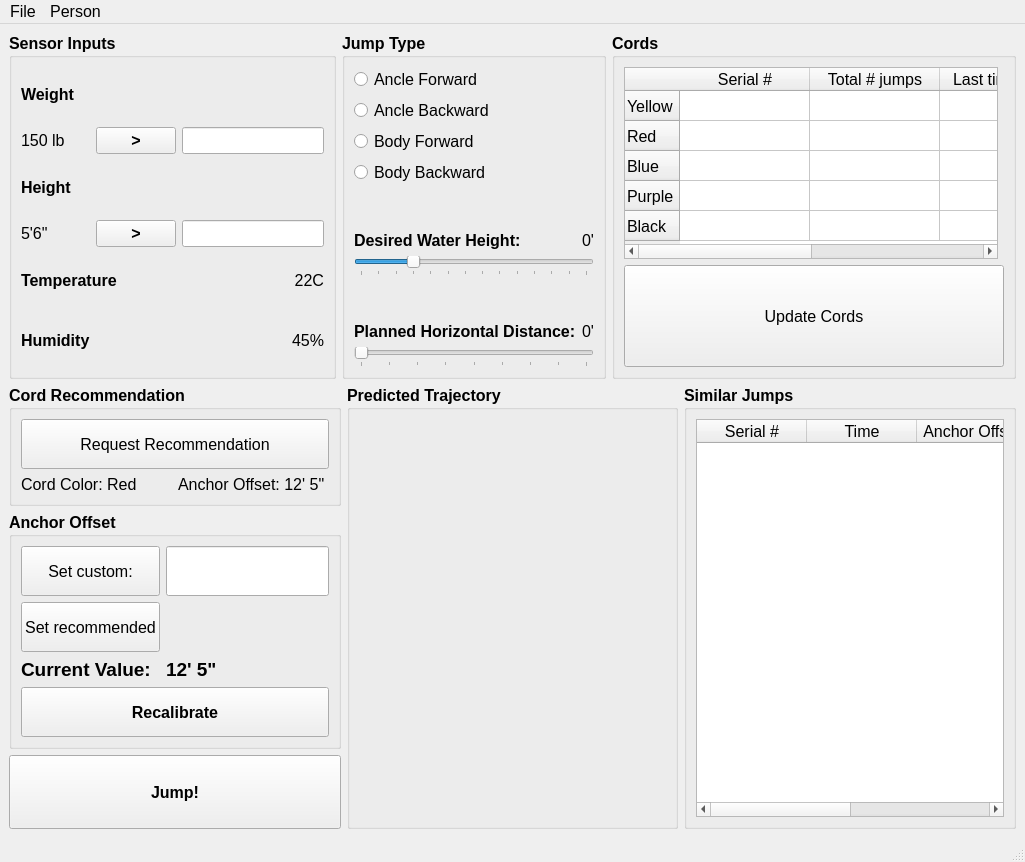
PatAleJr/Capstone-Smart-Winch, file Application/Main/UI/main_window.ui: the form before one commit.
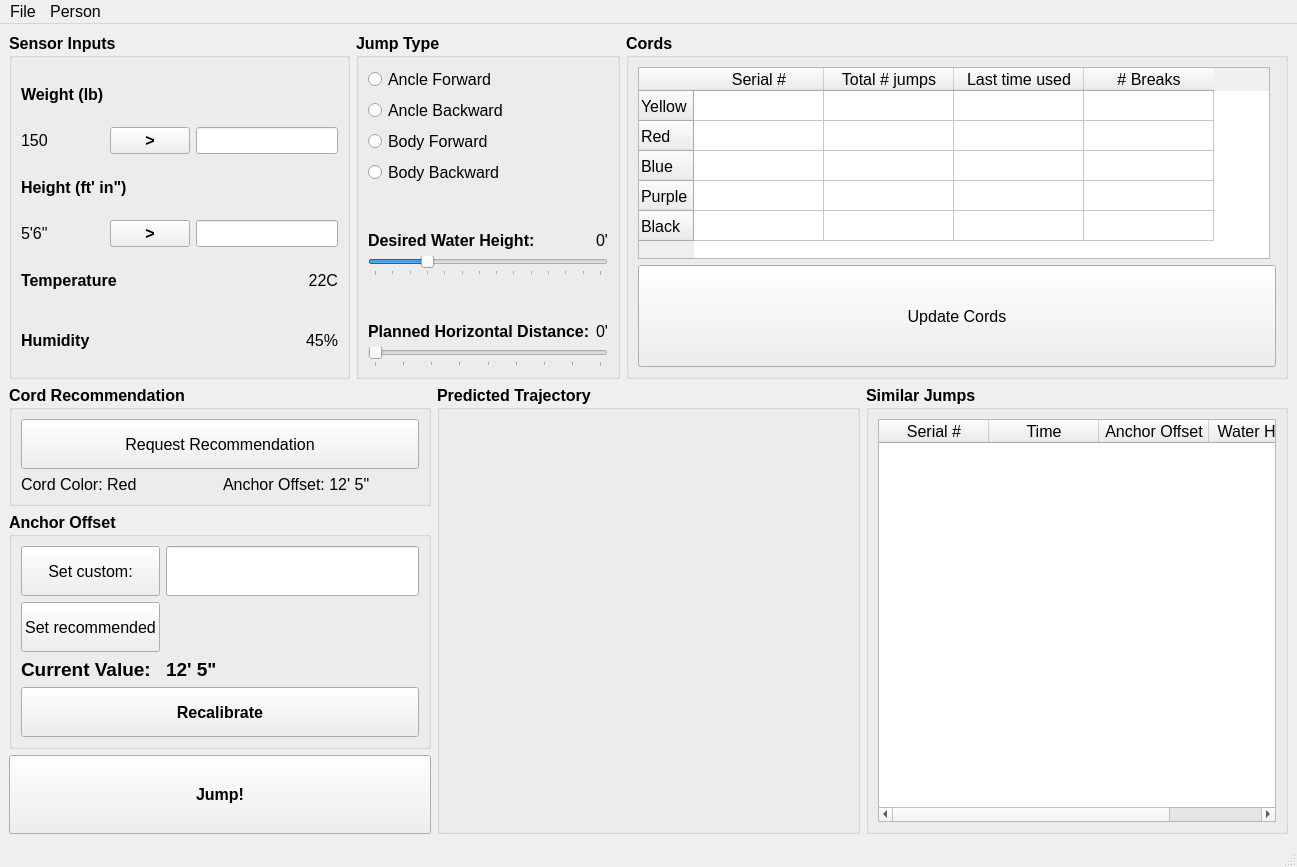
The form after the commit. Icons and pictures are not drawn.

Patch:
```diff
--- a/Application/Main/UI/main_window.ui
+++ b/Application/Main/UI/main_window.ui
@@ -6,8 +6,8 @@
    <rect>
     <x>0</x>
     <y>0</y>
-    <width>1025</width>
-    <height>862</height>
+    <width>1297</width>
+    <height>867</height>
    </rect>
   </property>
   <property name="font">
@@ -79,7 +79,7 @@
             </font>
            </property>
            <property name="text">
-            <string>Weight</string>
+            <string>Weight (lb)</string>
            </property>
           </widget>
          </item>
@@ -92,14 +92,14 @@
             </font>
            </property>
            <property name="text">
-            <string>150 lb</string>
+            <string>150</string>
            </property>
           </widget>
          </item>
          <item row="2" column="0" colspan="3">
           <widget class="QLabel" name="lb_height">
            <property name="text">
-            <string>Height</string>
+            <string>Height (ft' in&quot;)</string>
            </property>
           </widget>
          </item>
@@ -813,7 +813,7 @@
     <rect>
      <x>0</x>
      <y>0</y>
-     <width>1025</width>
+     <width>1297</width>
      <height>33</height>
     </rect>
    </property>
```
